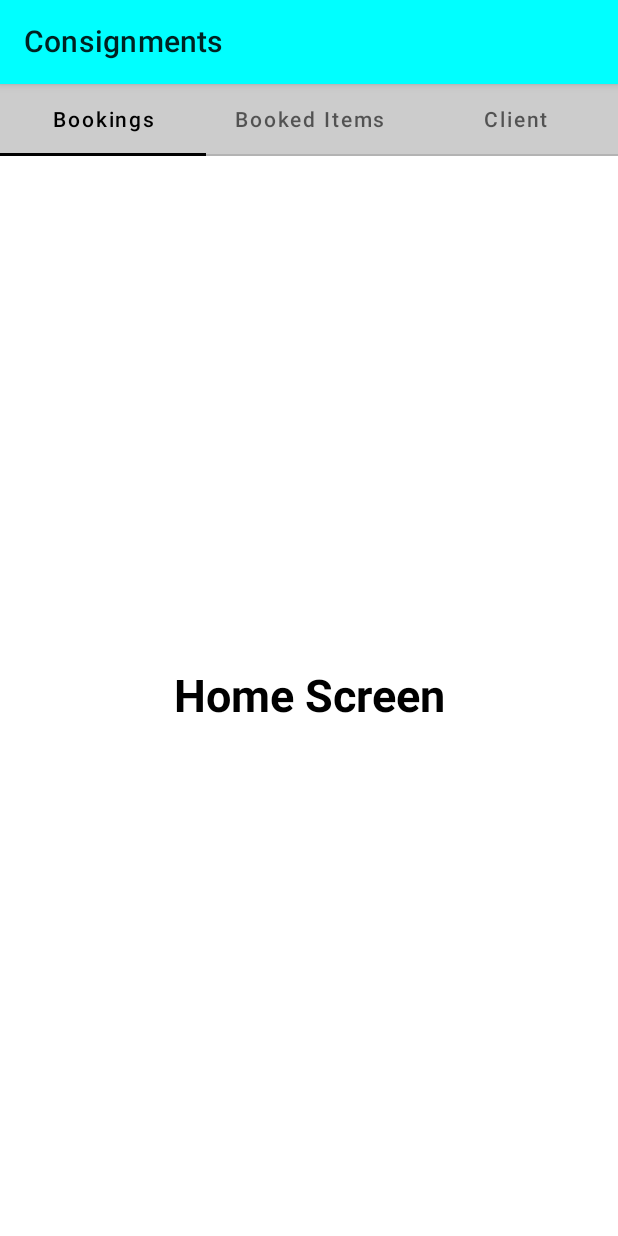
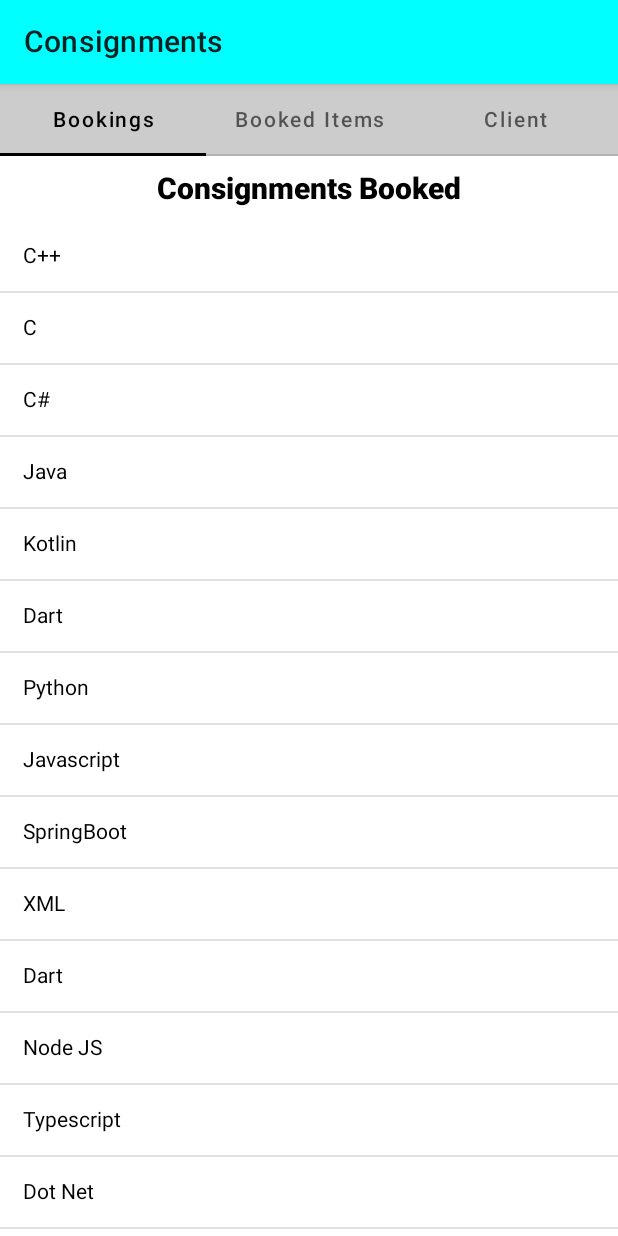
Before and after one commit to onduru/Logistics, an Android app built with Jetpack Compose: the Booking screen opened through its navigation route, on a phone screen of 412 x 824 dp. Run offline under Robolectric (Android 15) with nearby library versions, the phone set to English and light mode, and no system bars; our stand-ins replace accompanist.

Commit message:
Version 1 of logistic app

```diff
--- a/app/src/main/java/com/example/logistics/TableItem.kt
+++ b/app/src/main/java/com/example/logistics/TableItem.kt
@@ -11,5 +11,4 @@ sealed class TabItem(var title: String, var screen: ComposableFun){
     object Bookings : TabItem( "Bookings", { BookingsScreen() })
     object BookedItems : TabItem( "Booked Items", { BookedItemScreen() })
     object Client : TabItem( "Client", { ClientScreen() })
-
 }
--- a/app/src/main/java/com/example/logistics/screens/Bookings.kt
+++ b/app/src/main/java/com/example/logistics/screens/Bookings.kt
@@ -1,17 +1,27 @@
 package com.example.logistics.screens
 
 import android.annotation.SuppressLint
-import androidx.compose.foundation.layout.Arrangement
-import androidx.compose.foundation.layout.Column
-import androidx.compose.foundation.layout.fillMaxSize
+import android.widget.Toast
+import androidx.compose.foundation.layout.*
+import androidx.compose.foundation.lazy.LazyColumn
+import androidx.compose.foundation.lazy.items
 import androidx.compose.material.*
+import androidx.compose.material.icons.Icons
+import androidx.compose.material.icons.filled.Add
 import androidx.compose.runtime.Composable
 import androidx.compose.runtime.rememberCoroutineScope
 import androidx.compose.ui.Alignment
 import androidx.compose.ui.Modifier
 import androidx.compose.ui.graphics.Color
-import androidx.compose.ui.res.painterResource
+import androidx.compose.ui.graphics.RectangleShape
+import androidx.compose.ui.platform.LocalContext
+import androidx.compose.ui.text.TextStyle
+import androidx.compose.ui.text.font.FontFamily
 import androidx.compose.ui.text.font.FontWeight
+import androidx.compose.ui.text.style.TextAlign
+import androidx.compose.ui.unit.TextUnit
+import androidx.compose.ui.unit.TextUnitType
+import androidx.compose.ui.unit.dp
 import androidx.compose.ui.unit.sp
 import com.example.logistics.TabItem
 import com.google.accompanist.pager.*
@@ -102,12 +112,7 @@ fun BookingsScreen(){
         verticalArrangement = Arrangement.Center,
         horizontalAlignment = Alignment.CenterHorizontally
     ) {
-        Text(
-            text = "Home Screen",
-            fontWeight = FontWeight.Bold,
-            color = Color.Black,
-            fontSize = 30.sp
-        )
+        displayList()
     }
 
 }
@@ -120,12 +125,6 @@ fun BookedItemScreen(){
         verticalArrangement = Arrangement.Center,
         horizontalAlignment = Alignment.CenterHorizontally
     ) {
-        Text(
-            text = "Profile Screen",
-            fontWeight = FontWeight.Bold,
-            color = Color.Black,
-            fontSize = 30.sp
-        )
     }
 
 }
@@ -138,12 +137,41 @@ fun ClientScreen(){
         verticalArrangement = Arrangement.Center,
         horizontalAlignment = Alignment.CenterHorizontally
     ) {
-        Text(
-            text = "Settings Screen",
-            fontWeight = FontWeight.Bold,
-            color = Color.Black,
-            fontSize = 30.sp
-        )
     }
 
 }
+
+
+@Composable
+fun displayList() {
+    val languages = listOf(
+        "C++", "C", "C#", "Java", "Kotlin", "Dart", "Python", "Javascript", "SpringBoot",
+        "XML", "Dart", "Node JS", "Typescript", "Dot Net", "GoLang", "MongoDb",
+    )
+    Column(
+        modifier = Modifier
+            .fillMaxWidth()
+            .fillMaxHeight(),
+        horizontalAlignment = Alignment.CenterHorizontally
+    ) {
+        Text(
+            text = "Consignments Booked",
+            modifier = Modifier.padding(10.dp),
+
+            style = TextStyle(
+                color = Color.Black,
+                fontSize = TextUnit(value = 20.0F, type = TextUnitType.Sp)
+            ), fontWeight = FontWeight.Black
+        )
+
+        LazyColumn {
+
+            items(languages) { language ->
+
+                Text(language, modifier = Modifier.padding(15.dp))
+
+                Divider()
+            }
+        }
+    }
+}
```
